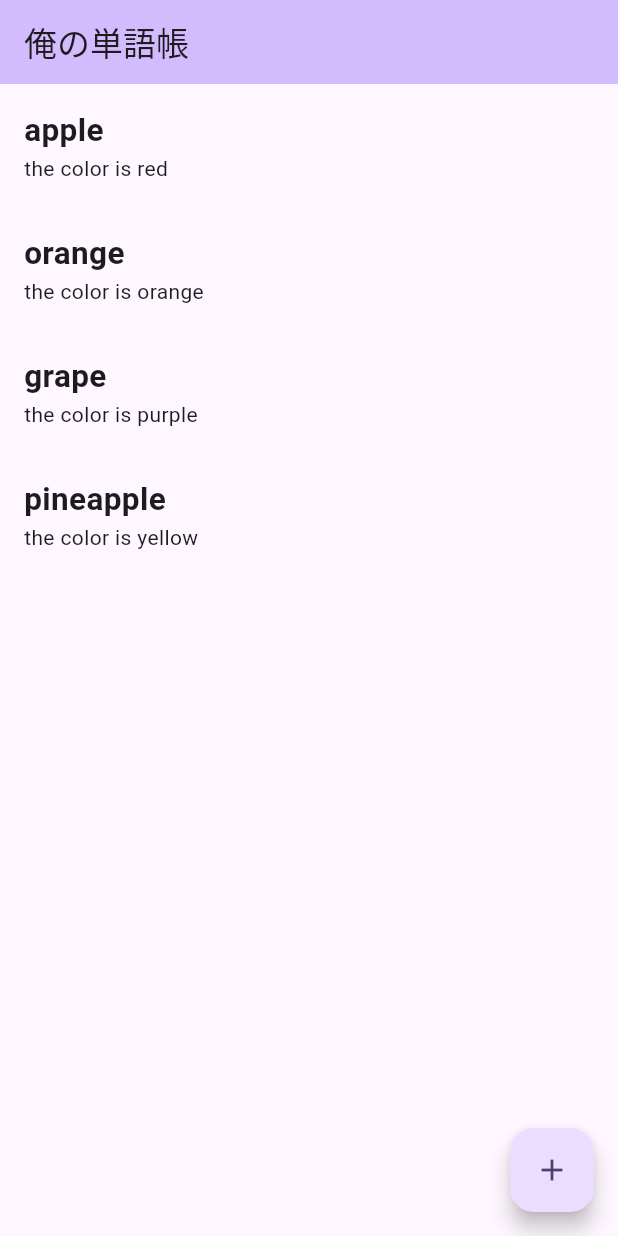
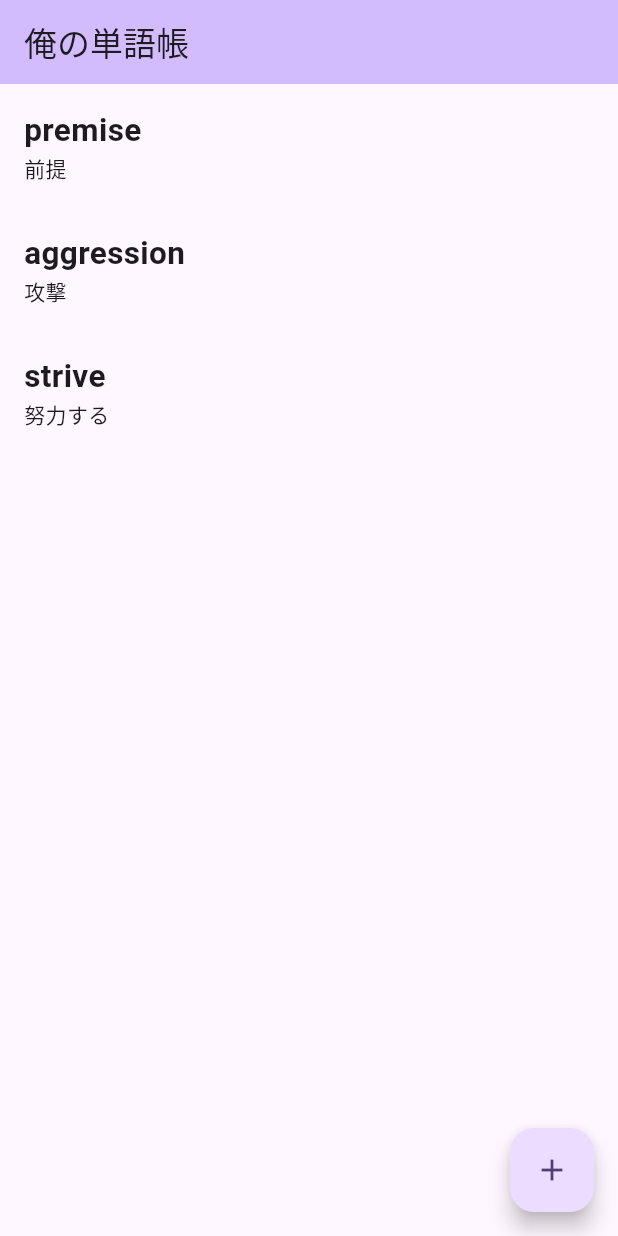
Before and after one commit to ushisantoasobu/FlutterPractice2023, a Flutter app: the screen it shows after launch, on a phone screen of 412 x 824 dp. Run offline on Flutter 3.47's test engine with Material 3 defaults, Android fonts, the phone set to English and light mode, and no system bars.

Commit message:
httpで英英辞書の翻訳を引っ張ってくる

```diff
--- a/en_words_on_web/lib/repository/word_repository.dart
+++ b/en_words_on_web/lib/repository/word_repository.dart
@@ -12,21 +12,20 @@ class WordRepository {
 
   List<Word> words = [
     Word(
-        title: 'apple',
-        description: 'the color is red',
-        urlString: "https://www.yahoo.co.jp/"),
+        title: 'premise',
+        description: '前提',
+        urlString:
+            'https://statsbomb.com/articles/soccer/introducing-hops-a-new-way-to-evaluate-heading-ability/'),
     Word(
-        title: 'orange',
-        description: 'the color is orange',
-        urlString: "https://www.yahoo.co.jp/"),
+        title: 'aggression',
+        description: '攻撃',
+        urlString:
+            'https://statsbomb.com/articles/soccer/introducing-hops-a-new-way-to-evaluate-heading-ability/'),
     Word(
-        title: 'grape',
-        description: 'the color is purple',
-        urlString: "https://www.yahoo.co.jp/"),
-    Word(
-        title: 'pineapple',
-        description: 'the color is yellow',
-        urlString: "https://www.yahoo.co.jp/"),
+        title: 'strive',
+        description: '努力する',
+        urlString:
+            'https://statsbomb.com/articles/soccer/introducing-hops-a-new-way-to-evaluate-heading-ability/'),
   ];
 
   List<Word> fetch() {
--- a/en_words_on_web/pubspec.yaml
+++ b/en_words_on_web/pubspec.yaml
@@ -37,6 +37,7 @@ dependencies:
   cupertino_icons: ^1.0.2
   uuid: ^4.2.2
   url_launcher: ^6.2.2
+  http: ^1.1.2
 
 dev_dependencies:
   flutter_test:
```
Also changed, not shown: en_words_on_web/lib/api/dictionary_request.dart (added, +54 -0 lines), en_words_on_web/lib/model/dictionary_word.dart (added, +9 -0 lines), en_words_on_web/lib/page/word_detail_page.dart (+107 -8 lines), en_words_on_web/lib/page/word_list_page.dart (+0 -31 lines), en_words_on_web/pubspec.lock.
